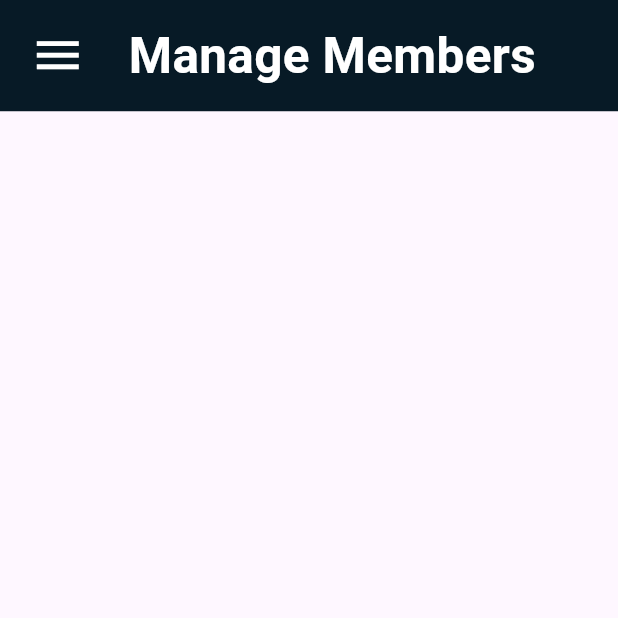
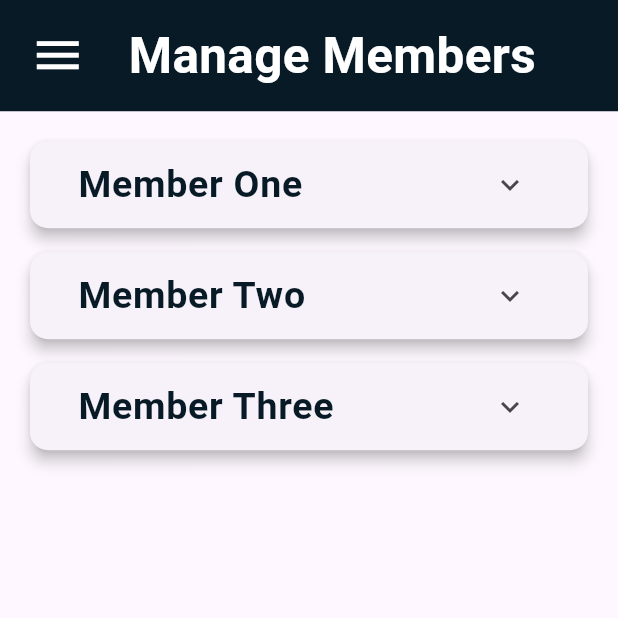
Before and after one commit to Mahmoud031/grauation_project_dashboard, a Flutter app: the ManageMembersView screen opened by its route, on a phone screen of 412 x 824 dp, the top half of it. Run offline on Flutter 3.47's test engine with Material 3 defaults, Android fonts, the phone set to English and light mode, and no system bars; our stand-ins replace firebase_core, font_awesome_flutter; accounts and stored records are empty; Roboto replaces fonts that are missing (Judson).

Commit message:
refactor code and manage ngo ui done

```diff
--- a/lib/core/helper_functions/on_generate_routes.dart
+++ b/lib/core/helper_functions/on_generate_routes.dart
@@ -1,7 +1,7 @@
 import 'package:flutter/material.dart';
 import 'package:grauation_project_dashboard/features/dashboard/views/dashboard_view.dart';
 import 'package:grauation_project_dashboard/features/dashboard/views/manage_members_view.dart';
-
+import 'package:grauation_project_dashboard/features/dashboard/views/manage_ngos_view.dart';
 
 Route<dynamic> onGenerateRoutes(RouteSettings settings) {
   switch (settings.name) {
@@ -9,9 +9,13 @@ Route<dynamic> onGenerateRoutes(RouteSettings settings) {
       return MaterialPageRoute(
         builder: (context) => const DashboardView(),
       );
-      case ManageMembersView.routeName:
+    case ManageMembersView.routeName:
       return MaterialPageRoute(
         builder: (context) => const ManageMembersView(),
+      );
+    case ManageNgosView.routeName:
+      return MaterialPageRoute(
+        builder: (context) => const ManageNgosView(),
       );
 
     default:
--- a/lib/features/dashboard/views/widgets/manage_members_view_body.dart
+++ b/lib/features/dashboard/views/widgets/manage_members_view_body.dart
@@ -1,5 +1,7 @@
 import 'package:flutter/material.dart';
 import 'package:grauation_project_dashboard/core/widgets/custom_app_bar.dart';
+import 'member_details.dart';
+import 'member_expansion_tile.dart';
 
 class ManageMembersViewBody extends StatelessWidget {
   const ManageMembersViewBody({super.key});
@@ -8,8 +10,52 @@ class ManageMembersViewBody extends StatelessWidget {
   Widget build(BuildContext context) {
     return Column(
       children: [
-        CustomAppBar(
+        const CustomAppBar(
           title: 'Manage Members',
+        ),
+        Expanded(
+          child: Padding(
+            padding: const EdgeInsets.all(16.0),
+            child: ListView(
+              children: const [
+                MemberExpansionTile(
+                  userName: 'Member One',
+                  memberDetails: MemberDetails(
+                    memberId: '1',
+                    age: '25',
+                    contactNo: '93472001',
+                    email: 'memb1@gmail.com',
+                    address: 'Aswan',
+                    type: 'Indiviudal',
+                  ),
+                ),
+                SizedBox(height: 8),
+                MemberExpansionTile(
+                  userName: 'Member Two',
+                  memberDetails: MemberDetails(
+                    memberId: '2',
+                    age: '30',
+                    contactNo: '93472002',
+                    email: 'memb2@gmail.com',
+                    address: 'Aswan',
+                    type: 'Manufacturer',
+                  ),
+                ),
+                SizedBox(height: 8),
+                MemberExpansionTile(
+                  userName: 'Member Three',
+                  memberDetails: MemberDetails(
+                    memberId: '3',
+                    age: '21',
+                    contactNo: '93472002',
+                    email: 'memb3@gmail.com',
+                    address: 'Aswan',
+                    type: 'Pharmacy',
+                  ),
+                ),
+              ],
+            ),
+          ),
         ),
       ],
     );
--- /dev/null
+++ b/lib/features/dashboard/views/widgets/member_expansion_tile.dart
@@ -0,0 +1,36 @@
+import 'package:flutter/material.dart';
+import 'package:grauation_project_dashboard/core/utils/app_text_styles.dart';
+
+import 'medicine_details_section.dart';
+import 'member_details.dart';
+
+class MemberExpansionTile extends StatelessWidget {
+  final String userName;
+  final MemberDetails memberDetails;
+
+  const MemberExpansionTile({
+    super.key,
+    required this.userName,
+    required this.memberDetails,
+  });
+
+  @override
+  Widget build(BuildContext context) {
+    return Card(
+      elevation: 4,
+      child: Padding(
+        padding: const EdgeInsets.symmetric(horizontal: 16.0),
+        child: ExpansionTile(
+          title: Text(userName,
+              style: TextStyles.textstyle25.copyWith(
+                color: const Color(0xFF071A26),
+              )),
+          children: [
+            memberDetails,
+            const MedicineDetailsSection(),
+          ],
+        ),
+      ),
+    );
+  }
+}
--- a/lib/main.dart
+++ b/lib/main.dart
@@ -13,9 +13,6 @@ class MainApp extends StatelessWidget {
   @override
   Widget build(BuildContext context) {
     return MaterialApp(
-      theme: ThemeData(
-        fontFamily: 'Judson',
-      ),
       initialRoute: DashboardView.routeName,
       onGenerateRoute: onGenerateRoutes,
       debugShowCheckedModeBanner: false,
```
Also changed, not shown: lib/features/dashboard/views/manage_ngos_view.dart (added, +15 -0 lines), lib/features/dashboard/views/widgets/dashboard_view_body.dart (+13 -5 lines), lib/features/dashboard/views/widgets/detail_row.dart (added, +30 -0 lines), lib/features/dashboard/views/widgets/manage_ngo_view_body.dart (added, +59 -0 lines), lib/features/dashboard/views/widgets/medicine_details_section.dart (added, +69 -0 lines), lib/features/dashboard/views/widgets/member_details.dart (added, +40 -0 lines), lib/features/dashboard/views/widgets/ngo_details.dart (added, +37 -0 lines), lib/features/dashboard/views/widgets/ngo_expansion_tile.dart (added, +35 -0 lines), pubspec.yaml (+0 -9 lines).
